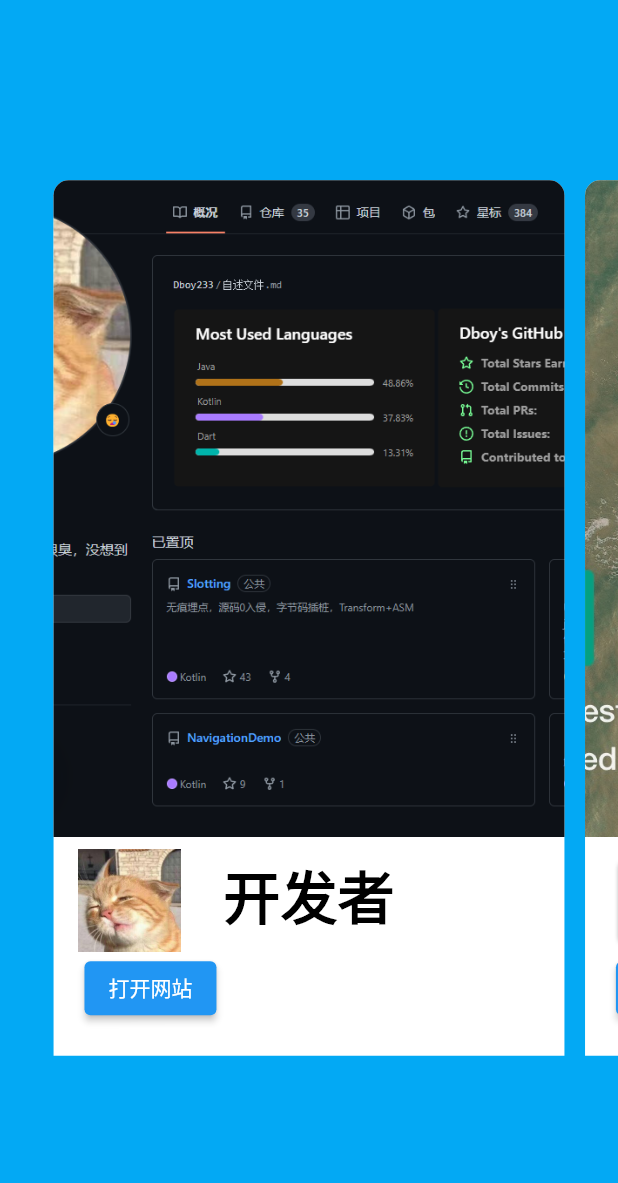
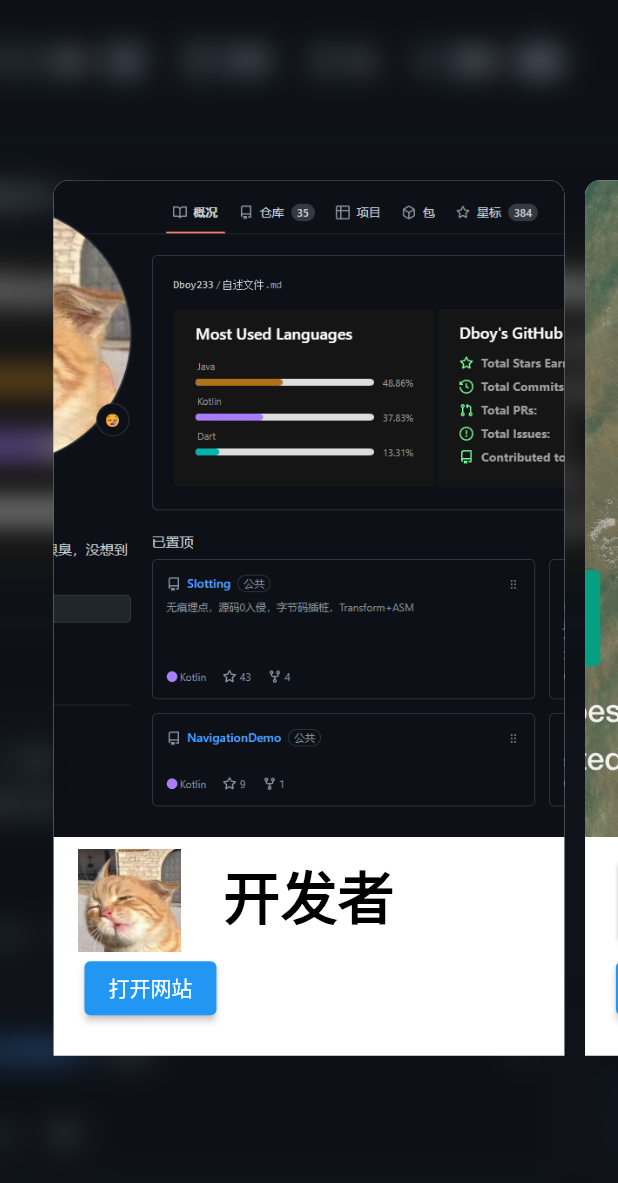
Before and after one commit to Dboy233/dboys_flutter_app, a Flutter app: the screen it shows after launch, after a tap on "同意", on a phone screen of 412 x 824 dp. Shown: the top 1183 px of the screen. Run offline on Flutter 3.47's test engine with Material 2 defaults, Android fonts, the phone set to English and light mode, and no system bars; our stand-ins replace chewie, dio, flutter_screenutil, get, image_gallery_saver, objectbox and 6 more; missing offline and left inert: amap_flutter_base, amap_flutter_location, amap_flutter_map, mobile_scanner, widgets_to_image; generated files the repository leaves out were written again.

Commit message:
首页增加磨砂背景

```diff
--- a/lib/page/home/view.dart
+++ b/lib/page/home/view.dart
@@ -1,4 +1,5 @@
 import 'dart:io';
+import 'dart:ui';
 
 import 'package:dboy_flutter_app/database/bean/home_page_item_data.dart';
 import 'package:dboy_flutter_app/routers/app_pages.dart';
@@ -45,8 +46,12 @@
     ),
   ];
 
+  ///当前背景
+  var currentBg = "";
+
   @override
   void initState() {
+    currentBg = _apps[0].coverImg;
     _checkPrivacy();
     super.initState();
   }
@@ -79,15 +84,36 @@
   @override
   Widget build(BuildContext context) {
     return Scaffold(
-      backgroundColor: Colors.lightBlue,
-      body: PageView.builder(
+      body: Stack(
+        children: [
+          Image.asset(
+            currentBg,
+            width: double.infinity,
+            height: double.infinity,
+            fit: BoxFit.cover,
+          ),
+          BackdropFilter(
+            filter: ImageFilter.blur(sigmaX: 10, sigmaY: 10),
+            child: Container(
+              color: Colors.black.withAlpha(0),
+            ),
+          ),
+          PageView.builder(
+            onPageChanged: (value) {
+              setState(() {
+                currentBg = _apps[value].coverImg;
+              });
+            },
             itemBuilder: (context, index) => Padding(
               padding: EdgeInsets.only(left: 20.r, right: 20.r),
               child: AppPage(
-              key: ValueKey(_apps[index].appName), homeAppItem: _apps[index]),
+                  key: ValueKey(_apps[index].appName),
+                  homeAppItem: _apps[index]),
             ),
             itemCount: _apps.length,
             controller: PageController(viewportFraction: 0.86, keepPage: true),
+          ),
+        ],
       ),
     );
   }
```
Lines whose indentation alone changed are shown as unchanged.
